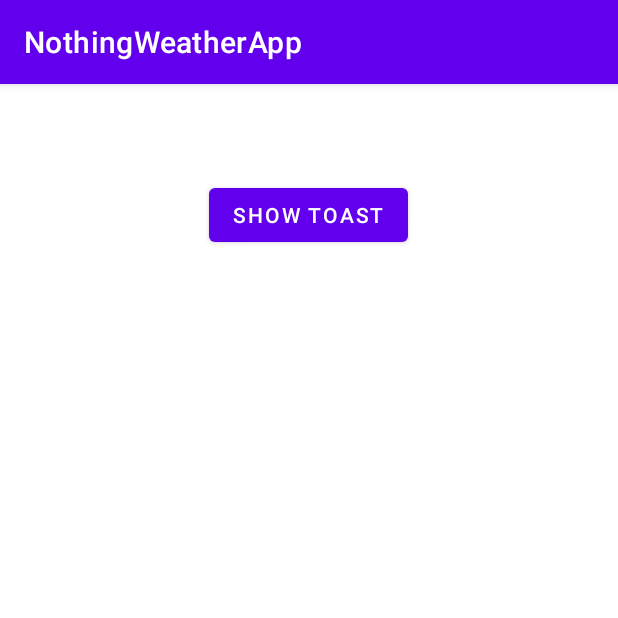
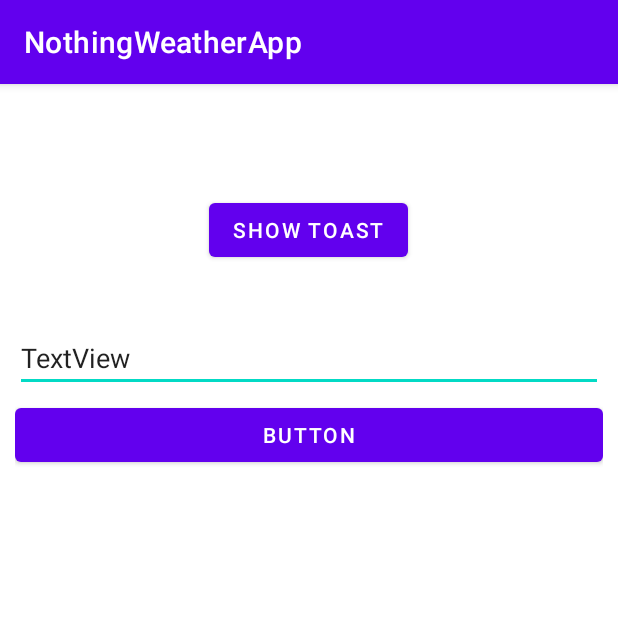
Before and after one commit to muhammedbilals/weather_app, an Android app: the screen it shows after launch (MainActivity), on a phone screen of 412 x 824 dp, the top half of it. Run offline under Robolectric (Android 15) with nearby library versions, the phone set to English and light mode, and no system bars.

Commit message:
navigation done

```diff
--- a/app/src/main/AndroidManifest.xml
+++ b/app/src/main/AndroidManifest.xml
@@ -25,6 +25,7 @@
                 android:name="android.app.lib_name"
                 android:value="" />
         </activity>
+        <activity android:name=".SecondActivity"></activity>
     </application>
 
 </manifest>
--- a/app/src/main/java/com/inspired/weatherapp/MainActivity.kt
+++ b/app/src/main/java/com/inspired/weatherapp/MainActivity.kt
@@ -1,8 +1,10 @@
 package com.inspired.weatherapp
 
+import android.content.Intent
 import androidx.appcompat.app.AppCompatActivity
 import android.os.Bundle
 import android.widget.Button
+import android.widget.EditText
 import android.widget.Toast
 
 
@@ -12,10 +14,20 @@ class MainActivity : AppCompatActivity() {
         setContentView(R.layout.activity_main)
 
         val btnShowToast = findViewById<Button>(R.id.btnShowToast)
+        val btnToSentText = findViewById<Button>(R.id.btnToSentText)
+        val etUserMessage = findViewById<EditText>(R.id.etUserMessage)
+
 
         btnShowToast.setOnClickListener(){
             Toast.makeText(this,"button clicked",Toast.LENGTH_SHORT,).show();
         }
+        btnToSentText.setOnClickListener(){
+            Toast.makeText(this,"Second button clicked",Toast.LENGTH_SHORT,).show();
+            val message :String = etUserMessage.text.toString();
+            Toast.makeText(this,message,Toast.LENGTH_SHORT,).show();
+            val intent =Intent(this,SecondActivity::class.java)
+            startActivity(intent)
+        }
 
     }
 }
--- a/app/src/main/res/layout/activity_main.xml
+++ b/app/src/main/res/layout/activity_main.xml
@@ -4,7 +4,8 @@
     xmlns:tools="http://schemas.android.com/tools"
     android:layout_width="match_parent"
     android:layout_height="match_parent"
-    tools:context=".MainActivity">
+    tools:context=".MainActivity"
+    android:padding="10dp">
 
 
     <Button
@@ -16,4 +17,24 @@
         android:layout_marginTop="63dp"
         android:text="Show Toast" />
 
+    <EditText
+        android:id="@+id/etUserMessage"
+        android:layout_width="match_parent"
+        android:layout_height="wrap_content"
+        android:layout_marginTop="150dp"
+
+        android:layout_centerHorizontal="true"
+        android:hint="Edit Message"
+        android:text="TextView" />
+
+    <Button
+        android:id="@+id/btnToSentText"
+        android:layout_width="match_parent"
+        android:layout_height="wrap_content"
+        android:layout_marginTop="200dp"
+
+        android:layout_centerHorizontal="true"
+
+        android:text="Button" />
+
 </RelativeLayout>
```
Also changed, not shown: app/src/main/java/com/inspired/weatherapp/SecondActivity.kt (added, +13 -0 lines), app/src/main/res/layout/activity_second.xml (added, +7 -0 lines).
